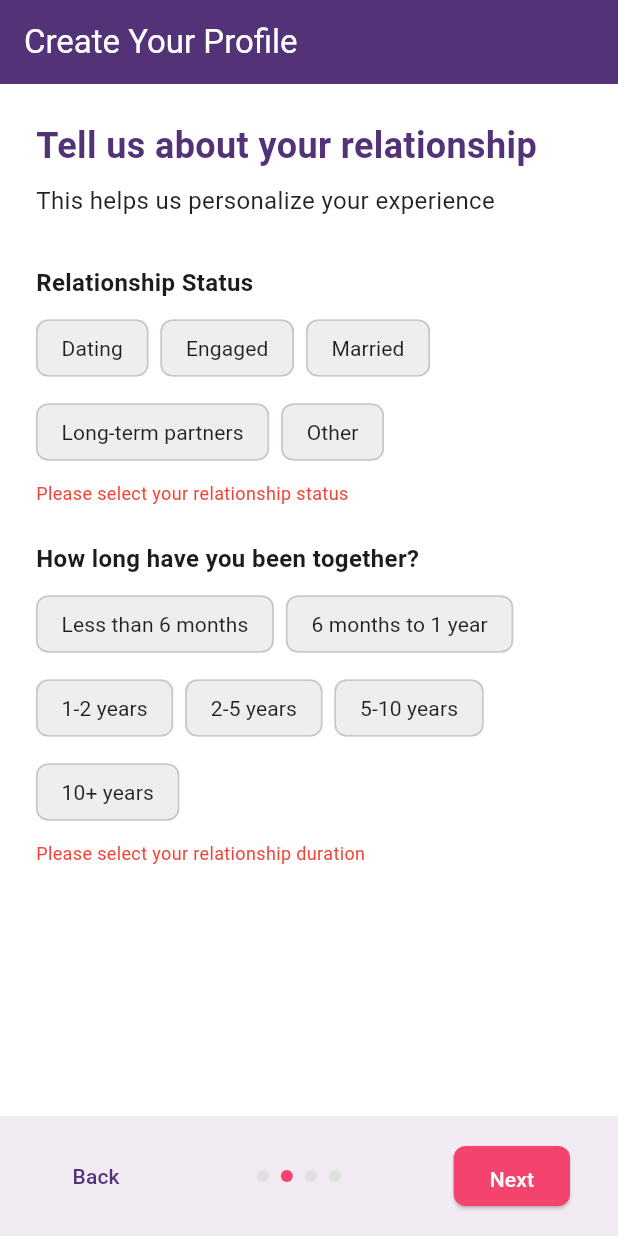
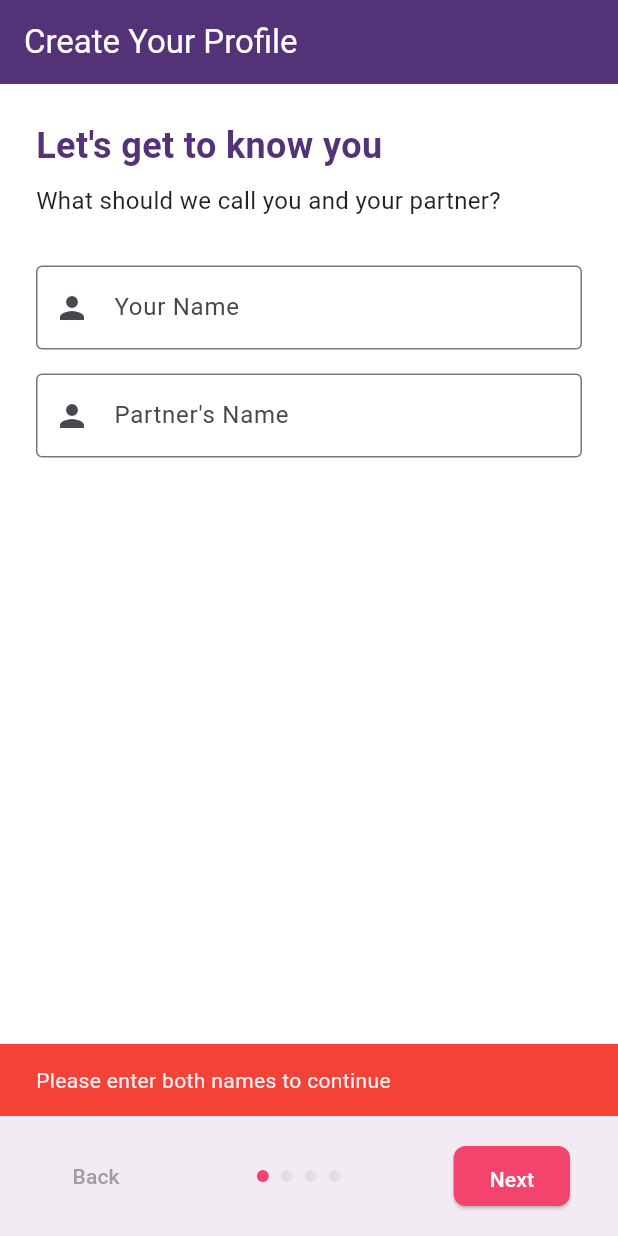
Before and after one commit to aavendano/MobileLoveSpark, a Flutter app: the screen it shows after launch, after a tap on "Next", on a phone screen of 412 x 824 dp. Run offline on Flutter 3.47's test engine with Material 3 defaults, Android fonts, the phone set to English and light mode, and no system bars; our stand-ins replace fl_chart, flutter_local_notifications, google_fonts, shared_preferences, timezone; accounts and stored records are empty; network calls fail.

Commit message:
Make the application more user-friendly and add new features and screens
Implement app navigation, dark mode, and user authentication using routes, AppState, and ThemeService.

Replit-Commit-Author: Agent
Replit-Commit-Session-Id: 27d3ea19-4ab4-4e7a-ae95-c606899767d8
Replit-Commit-Screenshot-Url: https://storage.googleapis.com/screenshot-production-us-central1/5df1a2d8-5e40-4293-bb9a-48288faacb98/00abfcee-7af8-4d50-84a0-17dd71c7bcc0.jpg

```diff
--- a/PlayLoveSpark/flutter_app/lib/main.dart
+++ b/PlayLoveSpark/flutter_app/lib/main.dart
@@ -1,23 +1,42 @@
 import 'package:flutter/material.dart';
 import 'package:provider/provider.dart';
 import 'package:google_fonts/google_fonts.dart';
-import 'screens/splash_screen.dart';
+import 'routes.dart';
 import 'services/api_service.dart';
 import 'services/auth_service.dart';
 import 'services/notification_service.dart';
+import 'services/theme_service.dart';
+import 'models/app_state.dart';
 
 void main() async {
   WidgetsFlutterBinding.ensureInitialized();
 
+  // Create service instances
+  final apiService = APIService();
+  final authService = AuthService();
+  final notificationService = NotificationService();
+  final themeService = ThemeService();
+  final appState = AppState();
+
   // Initialize services
-  final notificationService = NotificationService();
-  await notificationService.initialize();
+  await Future.wait([
+    notificationService.initialize(),
+    apiService.init(),
+    authService.init(),
+    themeService.init(),
+  ]);
+
+  // Set initial app state based on auth status
+  appState.isLoggedIn = authService.isLoggedIn;
 
   runApp(
     MultiProvider(
       providers: [
-        ChangeNotifierProvider(create: (_) => APIService()),
-        ChangeNotifierProvider(create: (_) => AuthService()),
+        ChangeNotifierProvider(create: (_) => apiService),
+        ChangeNotifierProvider(create: (_) => authService),
+        ChangeNotifierProvider(create: (_) => themeService),
+        ChangeNotifierProvider(create: (_) => appState),
+        Provider(create: (_) => notificationService),
       ],
       child: const PlayLoveSparkApp(),
     ),
@@ -29,6 +48,8 @@ class PlayLoveSparkApp extends StatelessWidget {
 
   @override
   Widget build(BuildContext context) {
+    final themeService = Provider.of<ThemeService>(context);
+
     return MaterialApp(
       title: 'PlayLove Spark',
       theme: ThemeData(
@@ -38,6 +59,7 @@ class PlayLoveSparkApp extends StatelessWidget {
         colorScheme: ColorScheme.fromSeed(
           seedColor: const Color(0xFF533278),
           secondary: const Color(0xFFF4436C),
+          brightness: themeService.isDarkMode ? Brightness.dark : Brightness.light,
         ),
         // Text theme using Roboto
         textTheme: GoogleFonts.robotoTextTheme(
@@ -78,8 +100,12 @@ class PlayLoveSparkApp extends StatelessWidget {
             color: Color(0xFF533278),
           ),
         ),
+        // Theme brightness based on user preference
+        brightness: themeService.isDarkMode ? Brightness.dark : Brightness.light,
       ),
-      home: const SplashScreen(),
+      // Set up navigation using the router
+      initialRoute: AppRouter.splash,
+      onGenerateRoute: AppRouter.generateRoute,
       debugShowCheckedModeBanner: false,
     );
   }
--- /dev/null
+++ b/PlayLoveSpark/flutter_app/lib/models/app_state.dart
@@ -0,0 +1,68 @@
+import 'package:flutter/foundation.dart';
+import 'challenge.dart';
+import 'user.dart';
+
+class AppState extends ChangeNotifier {
+  bool _isLoggedIn = false;
+  bool _isLoading = false;
+  User? _currentUser;
+  Challenge? _activeChallenge;
+
+  // Getters
+  bool get isLoggedIn => _isLoggedIn;
+  bool get isLoading => _isLoading;
+  User? get currentUser => _currentUser;
+  Challenge? get activeChallenge => _activeChallenge;
+
+  // Setters
+  set isLoggedIn(bool value) {
+    _isLoggedIn = value;
+    notifyListeners();
+  }
+
+  set isLoading(bool value) {
+    _isLoading = value;
+    notifyListeners();
+  }
+
+  set currentUser(User? user) {
+    _currentUser = user;
+    notifyListeners();
+  }
+
+  set activeChallenge(Challenge? challenge) {
+    _activeChallenge = challenge;
+    notifyListeners();
+  }
+
+  // Methods
+  void logout() {
+    _isLoggedIn = false;
+    _currentUser = null;
+    _activeChallenge = null;
+    notifyListeners();
+  }
+
+  void updateUserProfile(User user) {
+    _currentUser = user;
+    notifyListeners();
+  }
+
+  void completeChallenge() {
+    // After completing a challenge, set it to null
+    _activeChallenge = null;
+
+    // If we have user progress data, we could update it here
+    if (_currentUser != null && _currentUser!.progress != null) {
+      final updatedProgress = _currentUser!.progress!.copyWith(
+        streak: _currentUser!.progress!.streak + 1,
+        totalCompleted: _currentUser!.progress!.totalCompleted + 1,
+        lastCompleted: DateTime.now(),
+      );
+
+      _currentUser = _currentUser!.copyWith(progress: updatedProgress);
+    }
+
+    notifyListeners();
+  }
+}
--- /dev/null
+++ b/PlayLoveSpark/flutter_app/lib/routes.dart
@@ -0,0 +1,88 @@
+import 'package:flutter/material.dart';
+import 'screens/splash_screen.dart';
+import 'screens/onboarding_screen.dart';
+import 'screens/home_screen.dart';
+import 'screens/challenge_screen.dart';
+import 'screens/progress_screen.dart';
+import 'screens/education_screen.dart';
+import 'screens/article_detail_screen.dart';
+import 'screens/products_screen.dart';
+import 'screens/product_detail_screen.dart';
+import 'screens/settings_screen.dart';
+
+class AppRouter {
+  static const String splash = '/';
+  static const String onboarding = '/onboarding';
+  static const String home = '/home';
+  static const String challenge = '/challenge';
+  static const String progress = '/progress';
+  static const String education = '/education';
+  static const String articleDetail = '/article-detail';
+  static const String products = '/products';
+  static const String productDetail = '/product-detail';
+  static const String settings = '/settings';
+
+  static Route<dynamic> generateRoute(RouteSettings settings) {
+    switch (settings.name) {
+      case splash:
+        return MaterialPageRoute(builder: (_) => const SplashScreen());
+
+      case onboarding:
+        return MaterialPageRoute(builder: (_) => const OnboardingScreen());
+
+      case home:
+        return MaterialPageRoute(builder: (_) => const HomeScreen());
+
+      case challenge:
+        // Check if there's a challenge being passed
+        if (settings.arguments != null) {
+          return MaterialPageRoute(
+            builder: (_) => ChallengeScreen(
+              initialChallenge: settings.arguments as dynamic,
+            ),
+          );
+        }
+        return MaterialPageRoute(builder: (_) => const ChallengeScreen());
+
+      case progress:
+        return MaterialPageRoute(builder: (_) => const ProgressScreen());
+
+      case education:
+        return MaterialPageRoute(builder: (_) => const EducationScreen());
+
+      case articleDetail:
+        // Article ID is required for this route
+        if (settings.arguments != null) {
+          return MaterialPageRoute(
+            builder: (_) => ArticleDetailScreen(
+              articleId: settings.arguments as String,
+            ),
+          );
+        }
+        // If no article ID is provided, go back to education screen
+        return MaterialPageRoute(builder: (_) => const EducationScreen());
+
+      case products:
+        return MaterialPageRoute(builder: (_) => const ProductsScreen());
+
+      case productDetail:
+        // Product ID is required for this route
+        if (settings.arguments != null) {
+          return MaterialPageRoute(
+            builder: (_) => ProductDetailScreen(
+              productId: settings.arguments as String,
+            ),
+          );
+        }
+        // If no product ID is provided, go back to products screen
+        return MaterialPageRoute(builder: (_) => const ProductsScreen());
+
+      case settings:
+        return MaterialPageRoute(builder: (_) => const SettingsScreen());
+
+      default:
+        // If the route is not found, go to splash screen
+        return MaterialPageRoute(builder: (_) => const SplashScreen());
+    }
+  }
+}
--- a/PlayLoveSpark/flutter_app/lib/screens/onboarding_screen.dart
+++ b/PlayLoveSpark/flutter_app/lib/screens/onboarding_screen.dart
@@ -1,9 +1,10 @@
 import 'package:flutter/material.dart';
 import 'package:provider/provider.dart';
 import '../models/user.dart';
+import '../models/app_state.dart';
+import '../routes.dart';
 import '../services/api_service.dart';
 import '../services/auth_service.dart';
-import 'home_screen.dart';
 
 class OnboardingScreen extends StatefulWidget {
   const OnboardingScreen({super.key});
@@ -16,6 +17,7 @@ class _OnboardingScreenState extends State<OnboardingScreen> {
   final _formKey = GlobalKey<FormState>();
   final PageController _pageController = PageController();
   int _currentPage = 0;
+  bool _isSubmitting = false;
 
   // Form fields
   final TextEditingController _partner1Controller = TextEditingController();
@@ -67,9 +69,25 @@ class _OnboardingScreenState extends State<OnboardingScreen> {
       return;
     }
 
+    if (_relationshipStatus.isEmpty || _relationshipDuration.isEmpty) {
+      // Go back to relationship page if not filled out
+      _pageController.animateToPage(
+        1,
+        duration: const Duration(milliseconds: 300),
+        curve: Curves.easeInOut,
+      );
+      return;
+    }
+
+    setState(() {
+      _isSubmitting = true;
+    });
+
     final apiService = Provider.of<APIService>(context, listen: false);
     final authService = Provider.of<AuthService>(context, listen: false);
+    final appState = Provider.of<AppState>(context, listen: false);
 
+    try {
       // Create user model
       final user = User(
         partner1Name: _partner1Controller.text,
@@ -87,27 +105,67 @@ class _OnboardingScreenState extends State<OnboardingScreen> {
       if (!mounted) return;
 
       if (createdUser != null && createdUser.id != null) {
-      // Set authenticated user
+        // Set authenticated user in auth service
         await authService.setUser(createdUser.id);
 
+        // Update app state
+        appState.isLoggedIn = true;
+        appState.currentUser = createdUser;
+
+        // Generate initial challenge
+        final challenge = await apiService.generateChallenge();
+        if (challenge != null) {
+          appState.activeChallenge = challenge;
+        }
+
         // Navigate to home screen
-      Navigator.of(context).pushReplacement(
-        MaterialPageRoute(builder: (_) => const HomeScreen()),
-      );
+        Navigator.of(context).pushReplacementNamed(AppRouter.home);
       } else {
+        throw Exception('Failed to create user profile');
+      }
+    } catch (e) {
+      if (mounted) {
         // Show error
         ScaffoldMessenger.of(context).showSnackBar(
-        const SnackBar(
-          content: Text('Failed to create profile. Please try again.'),
+          SnackBar(
+            content: Text('Error: ${e.toString()}'),
             backgroundColor: Colors.red,
           ),
         );
+
+        setState(() {
+          _isSubmitting = false;
+        });
+      }
     }
   }
 
   // Next page
   void _nextPage() {
     if (_currentPage < 3) {
+      // Validate current page before proceeding
+      if (_currentPage == 0) {
+        if (_partner1Controller.text.isEmpty || _partner2Controller.text.isEmpty) {
+          ScaffoldMessenger.of(context).showSnackBar(
+            const SnackBar(
+              content: Text('Please enter both names to continue'),
+              backgroundColor: Colors.red,
+            ),
+          );
+          return;
+        }
+      } else if (_currentPage == 1) {
+        if (_relationshipStatus.isEmpty || _relationshipDuration.isEmpty) {
+          ScaffoldMessenger.of(context).showSnackBar(
+            const SnackBar(
+              content: Text('Please select both relationship status and duration'),
+              backgroundColor: Colors.red,
+            ),
+          );
+          return;
+        }
+      }
+
       _pageController.nextPage(
         duration: const Duration(milliseconds: 300),
         curve: Curves.easeInOut,
@@ -176,11 +234,11 @@ class _OnboardingScreenState extends State<OnboardingScreen> {
             children: [
               // Back button
               TextButton(
-                onPressed: _currentPage > 0 ? _previousPage : null,
+                onPressed: (_currentPage > 0 && !_isSubmitting) ? _previousPage : null,
                 child: Text(
                   'Back',
                   style: TextStyle(
-                    color: _currentPage > 0
+                    color: (_currentPage > 0 && !_isSubmitting)
                         ? const Color(0xFF533278)
                         : Colors.grey,
                   ),
@@ -206,7 +264,15 @@ class _OnboardingScreenState extends State<OnboardingScreen> {
               ),
 
               // Next/Submit button
-              ElevatedButton(
+              _isSubmitting
+                  ? const SizedBox(
+                      height: 24,
+                      width: 24,
+                      child: CircularProgressIndicator(
+                        strokeWidth: 2,
+                      ),
+                    )
+                  : ElevatedButton(
                       onPressed: _nextPage,
                       style: ElevatedButton.styleFrom(
                         backgroundColor: const Color(0xFFF4436C),
--- a/PlayLoveSpark/flutter_app/lib/screens/splash_screen.dart
+++ b/PlayLoveSpark/flutter_app/lib/screens/splash_screen.dart
@@ -1,10 +1,10 @@
 import 'package:flutter/material.dart';
 import 'package:provider/provider.dart';
 import 'dart:async';
+import '../models/app_state.dart';
+import '../routes.dart';
 import '../services/api_service.dart';
 import '../services/auth_service.dart';
-import 'onboarding_screen.dart';
-import 'home_screen.dart';
 
 class SplashScreen extends StatefulWidget {
   const SplashScreen({super.key});
@@ -21,28 +21,43 @@ class _SplashScreenState extends State<SplashScreen> {
   }
 
   Future<void> _initializeApp() async {
-    // Initialize services
+    // Get service references
     final apiService = Provider.of<APIService>(context, listen: false);
     final authService = Provider.of<AuthService>(context, listen: false);
+    final appState = Provider.of<AppState>(context, listen: false);
 
-    await Future.wait([
-      apiService.init(),
-      authService.init(),
-    ]);
-
-    await Future.delayed(const Duration(seconds: 2)); // Show splash for at least 2 seconds
+    // Show splash for at least 2 seconds
+    await Future.delayed(const Duration(seconds: 2));
 
     if (!mounted) return;
 
-    // Navigate to appropriate screen
+    // If user is logged in, get their profile and current challenge
     if (authService.isLoggedIn) {
-      Navigator.of(context).pushReplacement(
-        MaterialPageRoute(builder: (_) => const HomeScreen()),
-      );
+      try {
+        // Get user profile
+        final user = await apiService.getUserProfile();
+
+        if (user != null) {
+          appState.currentUser = user;
+        }
+
+        // Get current challenge
+        final challenge = await apiService.getCurrentChallenge();
+        if (challenge != null) {
+          appState.activeChallenge = challenge;
+        }
+      } catch (e) {
+        debugPrint('Error initializing user data: $e');
+      }
+    }
+
+    if (!mounted) return;
+
+    // Navigate to appropriate screen based on login status
+    if (authService.isLoggedIn) {
+      Navigator.of(context).pushReplacementNamed(AppRouter.home);
     } else {
-      Navigator.of(context).pushReplacement(
-        MaterialPageRoute(builder: (_) => const OnboardingScreen()),
-      );
+      Navigator.of(context).pushReplacementNamed(AppRouter.onboarding);
     }
   }
 
@@ -75,7 +90,7 @@ class _SplashScreenState extends State<SplashScreen> {
             ),
             const SizedBox(height: 24),
             // App Name
-            Text(
+            const Text(
               "PlayLove Spark",
               style: TextStyle(
                 color: Colors.white,
--- /dev/null
+++ b/PlayLoveSpark/flutter_app/lib/services/theme_service.dart
@@ -0,0 +1,38 @@
+import 'package:flutter/foundation.dart';
+import 'package:shared_preferences/shared_preferences.dart';
+
+class ThemeService extends ChangeNotifier {
+  bool _isDarkMode = false;
+
+  // Getters
+  bool get isDarkMode => _isDarkMode;
+
+  // Initialize from shared preferences
+  Future<void> init() async {
+    final prefs = await SharedPreferences.getInstance();
+    _isDarkMode = prefs.getBool('dark_mode') ?? false;
+    notifyListeners();
+  }
+
+  // Toggle theme
+  Future<void> toggleTheme() async {
+    _isDarkMode = !_isDarkMode;
+
+    final prefs = await SharedPreferences.getInstance();
+    await prefs.setBool('dark_mode', _isDarkMode);
+
+    notifyListeners();
+  }
+
+  // Set specific theme
+  Future<void> setDarkMode(bool isDark) async {
+    if (_isDarkMode != isDark) {
+      _isDarkMode = isDark;
+
+      final prefs = await SharedPreferences.getInstance();
+      await prefs.setBool('dark_mode', _isDarkMode);
+
+      notifyListeners();
+    }
+  }
+}
```
Lines whose indentation alone changed are shown as unchanged.
